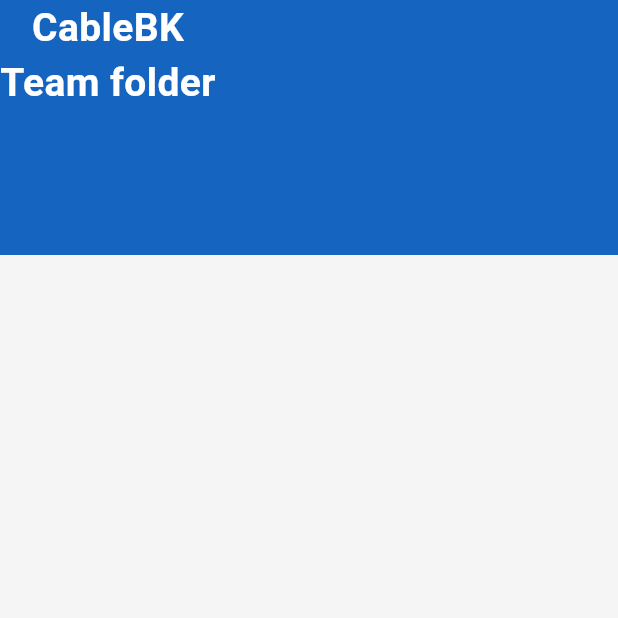
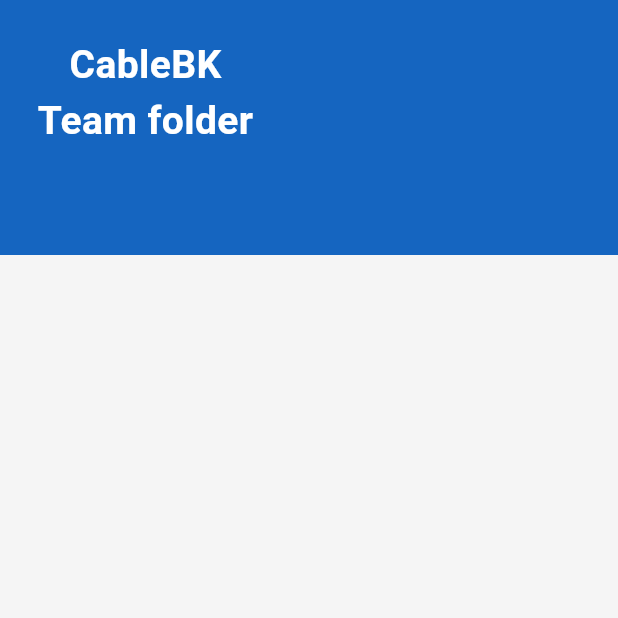
Before and after one commit to CableBK/uidesign, a Flutter app: the screen it shows after launch, on a phone screen of 412 x 824 dp, the top half of it. Run offline on Flutter 3.47's test engine with Material 3 defaults, Android fonts, the phone set to English and light mode, and no system bars.

Commit message:
Update team_folder.dart

```diff
--- a/uidesign/lib/pages/team_folder.dart
+++ b/uidesign/lib/pages/team_folder.dart
@@ -17,6 +17,7 @@ class _TeamFolderPageState extends State<TeamFolderPage> {
         body: Column(
           children: [
             Container(
+              padding: EdgeInsets.symmetric(vertical: 25, horizontal: 25),
               height: 170,
               decoration: BoxDecoration(color: Colors.blue.shade800),
               child: Row(
```
